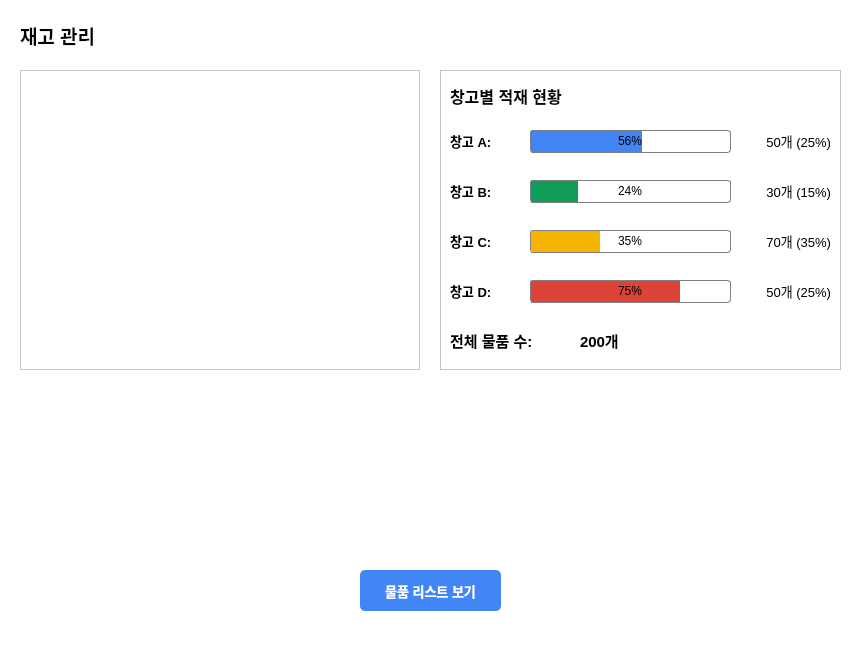
Old version of the form gui/ui/widgets/inventory.ui in the repository jongbob1918/IoT_Project_RAIL.
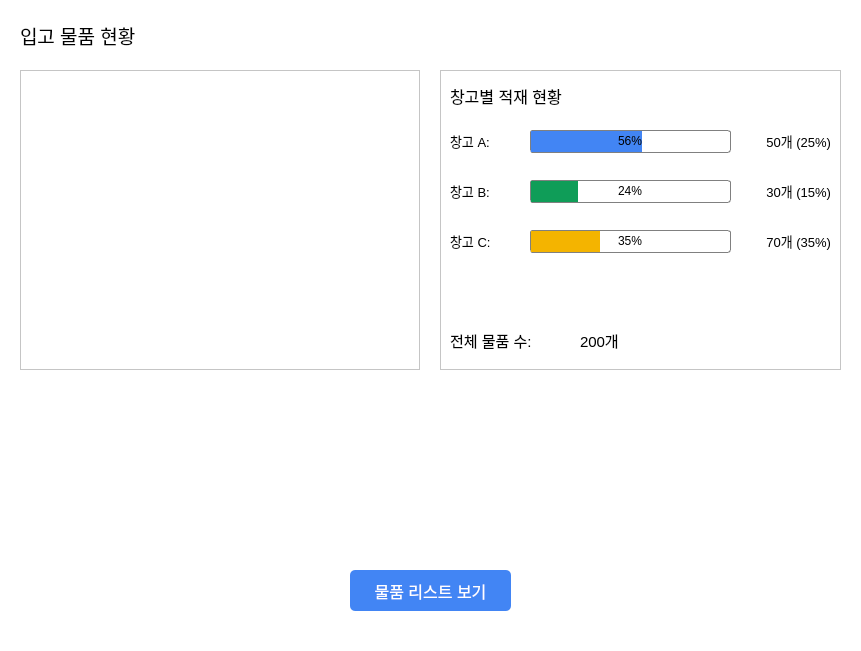
New version of the form.

Patch:
```diff
--- a/gui/ui/widgets/inventory.ui
+++ b/gui/ui/widgets/inventory.ui
@@ -28,11 +28,12 @@
    <property name="font">
     <font>
      <pointsize>14</pointsize>
-     <bold>true</bold>
+     <weight>50</weight>
+     <bold>false</bold>
     </font>
    </property>
    <property name="text">
-    <string>재고 관리</string>
+    <string>입고 물품 현황</string>
    </property>
   </widget>
   <widget class="QFrame" name="chartFrame">
@@ -78,7 +79,8 @@
     <property name="font">
      <font>
       <pointsize>12</pointsize>
-      <bold>true</bold>
+      <weight>50</weight>
+      <bold>false</bold>
      </font>
     </property>
     <property name="text">
@@ -97,7 +99,8 @@
     <property name="font">
      <font>
       <pointsize>10</pointsize>
-      <bold>true</bold>
+      <weight>50</weight>
+      <bold>false</bold>
      </font>
     </property>
     <property name="text">
@@ -161,7 +164,8 @@
     <property name="font">
      <font>
       <pointsize>10</pointsize>
-      <bold>true</bold>
+      <weight>50</weight>
+      <bold>false</bold>
      </font>
     </property>
     <property name="text">
@@ -225,7 +229,8 @@
     <property name="font">
      <font>
       <pointsize>10</pointsize>
-      <bold>true</bold>
+      <weight>50</weight>
+      <bold>false</bold>
      </font>
     </property>
     <property name="text">
@@ -277,70 +282,6 @@
      <set>Qt::AlignRight|Qt::AlignTrailing|Qt::AlignVCenter</set>
     </property>
    </widget>
-   <widget class="QLabel" name="label_warehouse_d">
-    <property name="geometry">
-     <rect>
-      <x>10</x>
-      <y>210</y>
-      <width>81</width>
-      <height>21</height>
-     </rect>
-    </property>
-    <property name="font">
-     <font>
-      <pointsize>10</pointsize>
-      <bold>true</bold>
-     </font>
-    </property>
-    <property name="text">
-     <string>창고 D:</string>
-    </property>
-   </widget>
-   <widget class="QProgressBar" name="progressBar_D">
-    <property name="geometry">
-     <rect>
-      <x>90</x>
-      <y>210</y>
-      <width>201</width>
-      <height>23</height>
-     </rect>
-    </property>
-    <property name="styleSheet">
-     <string notr="true">QProgressBar {
-    border: 1px solid grey;
-    border-radius: 3px;
-    text-align: center;
-}
-
-QProgressBar::chunk {
-    background-color: #DB4437;
-}</string>
-    </property>
-    <property name="value">
-     <number>75</number>
-    </property>
-   </widget>
-   <widget class="QLabel" name="label_d_count">
-    <property name="geometry">
-     <rect>
-      <x>300</x>
-      <y>210</y>
-      <width>91</width>
-      <height>21</height>
-     </rect>
-    </property>
-    <property name="font">
-     <font>
-      <pointsize>10</pointsize>
-     </font>
-    </property>
-    <property name="text">
-     <string>50개 (25%)</string>
-    </property>
-    <property name="alignment">
-     <set>Qt::AlignRight|Qt::AlignTrailing|Qt::AlignVCenter</set>
-    </property>
-   </widget>
    <widget class="QLabel" name="label_total">
     <property name="geometry">
      <rect>
@@ -353,7 +294,8 @@
     <property name="font">
      <font>
       <pointsize>11</pointsize>
-      <bold>true</bold>
+      <weight>50</weight>
+      <bold>false</bold>
      </font>
     </property>
     <property name="text">
@@ -372,7 +314,8 @@
     <property name="font">
      <font>
       <pointsize>11</pointsize>
-      <bold>true</bold>
+      <weight>50</weight>
+      <bold>false</bold>
      </font>
     </property>
     <property name="text">
@@ -383,16 +326,17 @@
   <widget class="QPushButton" name="btn_inventory_list">
    <property name="geometry">
     <rect>
-     <x>360</x>
+     <x>350</x>
      <y>570</y>
-     <width>141</width>
+     <width>161</width>
      <height>41</height>
     </rect>
    </property>
    <property name="font">
     <font>
-     <pointsize>10</pointsize>
-     <bold>true</bold>
+     <pointsize>12</pointsize>
+     <weight>50</weight>
+     <bold>false</bold>
     </font>
    </property>
    <property name="styleSheet">
```
